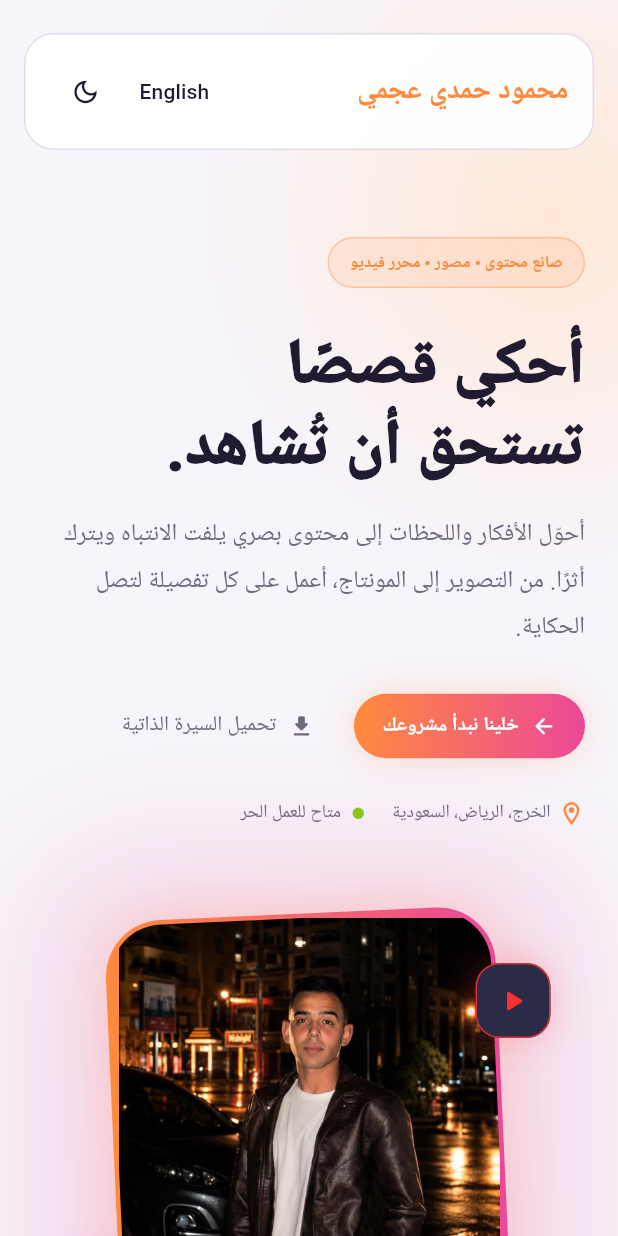
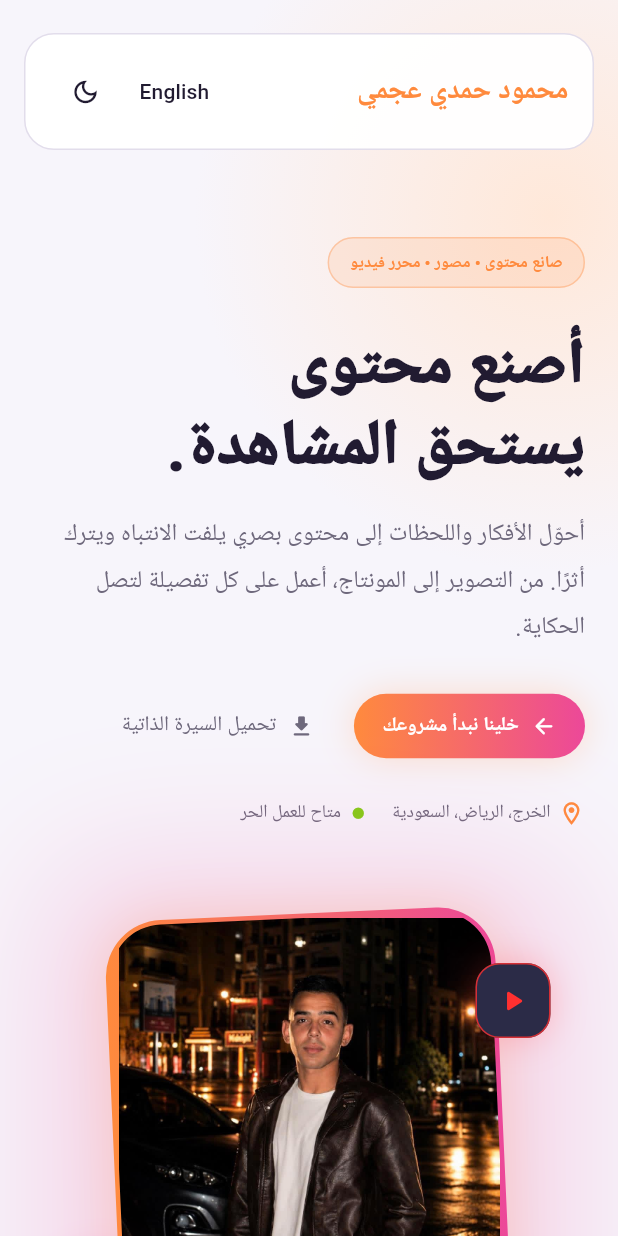
Before and after one commit to ahmed2782002/m_hamdy, a Flutter app: the screen it shows after launch, after a tap on "English", after a tap on "عربي", on a phone screen of 412 x 824 dp. Run offline on Flutter 3.47's test engine with Material 3 defaults, Android fonts, the phone set to English and light mode, and no system bars; missing offline and left inert: dart:html, dart:ui_web; Roboto replaces fonts that are missing (IBMPlexSansArabic).

Commit message:
Add design portfolio gallery

```diff
--- a/lib/portfolio_copy.dart
+++ b/lib/portfolio_copy.dart
@@ -8,7 +8,7 @@ class PortfolioCopy {
       ? 'CONTENT CREATOR • VIDEOGRAPHER • EDITOR'
       : 'صانع محتوى • مصور • محرر فيديو';
   String get headline =>
-      en ? 'Stories worth\nwatching.' : 'أحكي قصصًا\nتستحق أن تُشاهد.';
+      en ? 'Stories worth\nwatching.' : 'أصنع محتوى\nيستحق المشاهدة.';
   String get intro => en
       ? 'I turn ideas and moments into visual content that catches attention and leaves an impression. From filming to editing, every detail serves the story.'
       : 'أحوّل الأفكار واللحظات إلى محتوى بصري يلفت الانتباه ويترك أثرًا. من التصوير إلى المونتاج، أعمل على كل تفصيلة لتصل الحكاية.';
@@ -21,8 +21,8 @@ class PortfolioCopy {
   String get location =>
       en ? 'Al-Kharj, Riyadh, Saudi Arabia' : 'الخرج، الرياض، السعودية';
   String get available => en ? 'Available for freelance' : 'متاح للعمل الحر';
-  String get statsEyebrow => en ? 'GROWING COMMUNITIES' : 'حضور رقمي متنامٍ';
-  String get statsTitle => en ? 'Content that connects' : 'محتوى يصل للناس';
+  String get statsEyebrow => en ? 'GROWING COMMUNITIES' : 'أرقامي على السوشيال ميديا';
+  String get statsTitle => en ? 'Content that connects' : 'محتوى يصل لجمهور أكبر';
   String get instagram => 'Instagram';
   String get tiktok => 'TikTok';
   String get followers => en ? 'followers' : 'متابع';
@@ -35,6 +35,14 @@ class PortfolioCopy {
   String get worksTitle => en ? 'Stories in motion' : 'من الفكرة إلى الشاشة';
   String get worksIntro =>
       en ? 'Tap any video to watch.' : 'اضغط على أي فيديو لمشاهدته.';
+  String get designWorksEyebrow =>
+      en ? 'BRAND & AD DESIGN' : 'تصميم إعلاني وهوية بصرية';
+  String get designWorksTitle =>
+      en ? 'Design work' : 'تصميمات من أعمالي';
+  String get designWorksIntro => en
+      ? 'A few brand and advertising designs I created.'
+      : 'نماذج من تصميماتي الإعلانية والهويات البصرية.';
+  String get viewDesign => en ? 'View design' : 'عرض التصميم';
   String get watch => en ? 'WATCH VIDEO' : 'شاهد الفيديو';
   String get aiVideosEyebrow =>
       en ? 'AI VIDEO CREATION' : 'فيديوهات بالذكاء الاصطناعي';
--- a/lib/widgets/work_section.dart
+++ b/lib/widgets/work_section.dart
@@ -8,6 +8,38 @@ import 'portfolio_ui.dart';
 
 final Set<String> _registeredRemoteThumbnailViews = {};
 final Set<String> _registeredAssetThumbnailViews = {};
+
+class PortfolioDesign {
+  const PortfolioDesign({
+    required this.assetPath,
+    required this.titleAr,
+    required this.titleEn,
+  });
+
+  final String assetPath;
+  final String titleAr;
+  final String titleEn;
+
+  String title(bool en) => en ? titleEn : titleAr;
+}
+
+const portfolioDesigns = [
+  PortfolioDesign(
+    assetPath: 'asstes/designs/fried-chicken-promo.jpeg',
+    titleAr: 'إعلان مطعم فرايد تشيكن',
+    titleEn: 'Fried Chicken advertisement',
+  ),
+  PortfolioDesign(
+    assetPath: 'asstes/designs/mokhtara-brand-label.jpeg',
+    titleAr: 'ملصق وهوية بصرية لمختارة لك ولك',
+    titleEn: 'Mokhtara brand label',
+  ),
+  PortfolioDesign(
+    assetPath: 'asstes/designs/hayat-steel-banner.jpeg',
+    titleAr: 'بانر شركة حياة ستيل المحدودة',
+    titleEn: 'Hayat Steel company banner',
+  ),
+];
 
 class PortfolioVideo {
   const PortfolioVideo.youtube(String id, this.color)
@@ -91,6 +123,28 @@ class WorkSection extends StatelessWidget {
           ),
           const SizedBox(height: 52),
           SectionHeading(
+            eyebrow: copy.designWorksEyebrow,
+            title: copy.designWorksTitle,
+            description: copy.designWorksIntro,
+          ),
+          const SizedBox(height: 28),
+          GridView.builder(
+            shrinkWrap: true,
+            physics: const NeverScrollableScrollPhysics(),
+            itemCount: portfolioDesigns.length,
+            gridDelegate: SliverGridDelegateWithFixedCrossAxisCount(
+              crossAxisCount: compact ? 1 : 3,
+              crossAxisSpacing: 18,
+              mainAxisSpacing: 18,
+              childAspectRatio: compact ? 1.05 : 1.02,
+            ),
+            itemBuilder: (context, i) => _designCard(
+              context,
+              portfolioDesigns[i],
+            ),
+          ),
+          const SizedBox(height: 52),
+          SectionHeading(
             eyebrow: copy.aiVideosEyebrow,
             title: copy.aiVideosTitle,
             description: copy.aiVideosIntro,
@@ -118,6 +172,96 @@ class WorkSection extends StatelessWidget {
       ),
     ),
   );
+
+  Widget _designCard(BuildContext context, PortfolioDesign design) =>
+      InkWell(
+        onTap: () => showDialog<void>(
+          context: context,
+          builder: (dialogContext) => Dialog(
+            backgroundColor: PortfolioPalette.panel(context),
+            insetPadding: const EdgeInsets.all(20),
+            child: Stack(
+              children: [
+                Padding(
+                  padding: const EdgeInsets.all(20),
+                  child: InteractiveViewer(
+                    child: Image.asset(
+                      design.assetPath,
+                      fit: BoxFit.contain,
+                      errorBuilder: (context, error, stackTrace) => const Icon(
+                        Icons.broken_image_outlined,
+                        size: 64,
+                      ),
+                    ),
+                  ),
+                ),
+                PositionedDirectional(
+                  top: 4,
+                  end: 4,
+                  child: IconButton(
+                    tooltip: copy.en ? 'Close' : 'إغلاق',
+                    onPressed: () => Navigator.pop(dialogContext),
+                    icon: const Icon(Icons.close_rounded),
+                  ),
+                ),
+              ],
+            ),
+          ),
+        ),
+        borderRadius: BorderRadius.circular(22),
+        child: Container(
+          decoration: BoxDecoration(
+            color: PortfolioPalette.panel(context),
+            borderRadius: BorderRadius.circular(22),
+            border: Border.all(color: PortfolioPalette.border(context)),
+          ),
+          clipBehavior: Clip.antiAlias,
+          child: Column(
+            crossAxisAlignment: CrossAxisAlignment.start,
+            children: [
+              Expanded(
+                child: Container(
+                  width: double.infinity,
+                  color: const Color(0xFF171522),
+                  padding: const EdgeInsets.all(10),
+                  child: Image.asset(
+                    design.assetPath,
+                    fit: BoxFit.contain,
+                    errorBuilder: (context, error, stackTrace) => const Icon(
+                      Icons.broken_image_outlined,
+                      size: 64,
+                    ),
+                  ),
+                ),
+              ),
+              Padding(
+                padding: const EdgeInsetsDirectional.fromSTEB(17, 14, 17, 16),
+                child: Row(
+                  children: [
+                    Expanded(
+                      child: Text(
+                        design.title(copy.en),
+                        maxLines: 2,
+                        overflow: TextOverflow.ellipsis,
+                        style: const TextStyle(
+                          fontSize: 15,
+                          fontWeight: FontWeight.w700,
+                        ),
+                      ),
+                    ),
+                    const SizedBox(width: 8),
+                    Icon(
+                      Icons.zoom_in_rounded,
+                      size: 20,
+                      color: portfolioOrange,
+                    ),
+                  ],
+                ),
+              ),
+            ],
+          ),
+        ),
+      );
 
   Widget _videoCard(
     BuildContext context,
--- a/pubspec.yaml
+++ b/pubspec.yaml
@@ -61,6 +61,7 @@ flutter:
     - asstes/CV_English_260925_235303.pdf
     - asstes/my image/
     - asstes/ai_videos/
+    - asstes/designs/
 
 fonts:
       - family: IBMPlexSansArabic
```
Also changed, not shown: asstes/designs/fried-chicken-promo.jpeg (added), asstes/designs/hayat-steel-banner.jpeg (added), asstes/designs/mokhtara-brand-label.jpeg (added).
